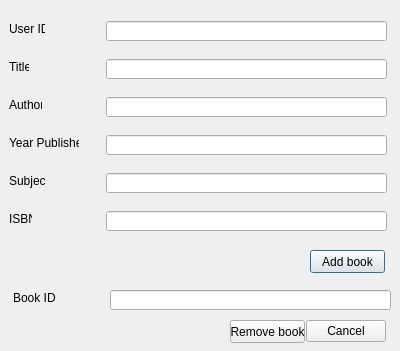
This is libraryProject/addremovewindow.ui in thomas-marcoux/LibraryProblem as Qt 5 draws it before an edit. The edited form follows.
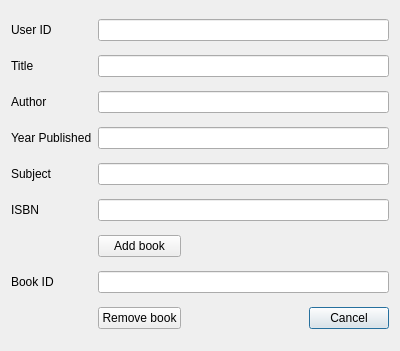
This is the edited form.

Commit message: Extra logic checks and UI fixes

Patch:
```diff
--- a/libraryProject/addremovewindow.ui
+++ b/libraryProject/addremovewindow.ui
@@ -13,206 +13,99 @@
   <property name="windowTitle">
    <string>Dialog</string>
   </property>
-  <widget class="QLabel" name="label">
-   <property name="geometry">
-    <rect>
-     <x>9</x>
-     <y>21</y>
-     <width>36</width>
-     <height>16</height>
-    </rect>
-   </property>
-   <property name="text">
-    <string>User ID</string>
-   </property>
-  </widget>
-  <widget class="QLineEdit" name="userIdEdit">
-   <property name="geometry">
-    <rect>
-     <x>106</x>
-     <y>21</y>
-     <width>281</width>
-     <height>20</height>
-    </rect>
-   </property>
-  </widget>
-  <widget class="QPushButton" name="addButton">
-   <property name="geometry">
-    <rect>
-     <x>310</x>
-     <y>250</y>
-     <width>75</width>
-     <height>23</height>
-    </rect>
-   </property>
-   <property name="text">
-    <string>Add book</string>
-   </property>
-  </widget>
-  <widget class="QPushButton" name="removeButton">
-   <property name="geometry">
-    <rect>
-     <x>230</x>
-     <y>320</y>
-     <width>75</width>
-     <height>23</height>
-    </rect>
-   </property>
-   <property name="text">
-    <string>Remove book</string>
-   </property>
-  </widget>
+  <layout class="QGridLayout" name="gridLayout">
+   <item row="4" column="1" colspan="2">
+    <widget class="QLineEdit" name="subjectEdit"/>
+   </item>
+   <item row="1" column="0">
   <widget class="QLabel" name="label_2">
-   <property name="geometry">
-    <rect>
-     <x>9</x>
-     <y>59</y>
-     <width>20</width>
-     <height>16</height>
-    </rect>
-   </property>
    <property name="text">
     <string>Title</string>
    </property>
   </widget>
-  <widget class="QLabel" name="label_3">
-   <property name="geometry">
-    <rect>
-     <x>9</x>
-     <y>97</y>
-     <width>33</width>
-     <height>16</height>
-    </rect>
-   </property>
+   </item>
+   <item row="0" column="0">
+    <widget class="QLabel" name="label">
    <property name="text">
-    <string>Author</string>
-   </property>
-  </widget>
+      <string>User ID</string>
+     </property>
+    </widget>
+   </item>
+   <item row="2" column="1" colspan="2">
+    <widget class="QLineEdit" name="authorEdit"/>
+   </item>
+   <item row="3" column="0">
   <widget class="QLabel" name="label_4">
-   <property name="geometry">
-    <rect>
-     <x>9</x>
-     <y>135</y>
-     <width>70</width>
-     <height>16</height>
-    </rect>
-   </property>
    <property name="text">
     <string>Year Published</string>
    </property>
   </widget>
+   </item>
+   <item row="10" column="2">
+    <widget class="QDialogButtonBox" name="buttonBox">
+     <property name="standardButtons">
+      <set>QDialogButtonBox::Cancel</set>
+     </property>
+    </widget>
+   </item>
+   <item row="0" column="1" colspan="2">
+    <widget class="QLineEdit" name="userIdEdit"/>
+   </item>
+   <item row="2" column="0">
+    <widget class="QLabel" name="label_3">
+     <property name="text">
+      <string>Author</string>
+     </property>
+    </widget>
+   </item>
+   <item row="1" column="1" colspan="2">
+    <widget class="QLineEdit" name="titleEdit"/>
+   </item>
+   <item row="4" column="0">
   <widget class="QLabel" name="label_5">
-   <property name="geometry">
-    <rect>
-     <x>9</x>
-     <y>173</y>
-     <width>36</width>
-     <height>16</height>
-    </rect>
-   </property>
    <property name="text">
     <string>Subject</string>
    </property>
   </widget>
+   </item>
+   <item row="5" column="0">
   <widget class="QLabel" name="label_6">
-   <property name="geometry">
-    <rect>
-     <x>9</x>
-     <y>211</y>
-     <width>23</width>
-     <height>16</height>
-    </rect>
-   </property>
    <property name="text">
     <string>ISBN</string>
    </property>
   </widget>
-  <widget class="QLineEdit" name="authorEdit">
-   <property name="geometry">
-    <rect>
-     <x>106</x>
-     <y>97</y>
-     <width>281</width>
-     <height>20</height>
-    </rect>
-   </property>
-  </widget>
-  <widget class="QLineEdit" name="yearEdit">
-   <property name="geometry">
-    <rect>
-     <x>106</x>
-     <y>135</y>
-     <width>281</width>
-     <height>20</height>
-    </rect>
-   </property>
-  </widget>
-  <widget class="QLineEdit" name="subjectEdit">
-   <property name="geometry">
-    <rect>
-     <x>106</x>
-     <y>173</y>
-     <width>281</width>
-     <height>20</height>
-    </rect>
-   </property>
-  </widget>
-  <widget class="QLineEdit" name="isbnEdit">
-   <property name="geometry">
-    <rect>
-     <x>106</x>
-     <y>211</y>
-     <width>281</width>
-     <height>20</height>
-    </rect>
-   </property>
-  </widget>
-  <widget class="QLineEdit" name="titleEdit">
-   <property name="geometry">
-    <rect>
-     <x>106</x>
-     <y>59</y>
-     <width>281</width>
-     <height>20</height>
-    </rect>
-   </property>
-  </widget>
+   </item>
+   <item row="5" column="1" colspan="2">
+    <widget class="QLineEdit" name="isbnEdit"/>
+   </item>
+   <item row="3" column="1" colspan="2">
+    <widget class="QLineEdit" name="yearEdit"/>
+   </item>
+   <item row="7" column="1" colspan="2">
+    <widget class="QLineEdit" name="bookIdEdit"/>
+   </item>
+   <item row="7" column="0">
   <widget class="QLabel" name="label_7">
-   <property name="geometry">
-    <rect>
-     <x>13</x>
-     <y>290</y>
-     <width>51</width>
-     <height>16</height>
-    </rect>
-   </property>
    <property name="text">
     <string>Book ID</string>
    </property>
   </widget>
-  <widget class="QLineEdit" name="bookIdEdit">
-   <property name="geometry">
-    <rect>
-     <x>110</x>
-     <y>290</y>
-     <width>281</width>
-     <height>20</height>
-    </rect>
-   </property>
-  </widget>
-  <widget class="QDialogButtonBox" name="buttonBox">
-   <property name="geometry">
-    <rect>
-     <x>305</x>
-     <y>320</y>
-     <width>81</width>
-     <height>23</height>
-    </rect>
-   </property>
-   <property name="standardButtons">
-    <set>QDialogButtonBox::Cancel</set>
-   </property>
-  </widget>
+   </item>
+   <item row="10" column="1">
+    <widget class="QPushButton" name="removeButton">
+     <property name="text">
+      <string>Remove book</string>
+     </property>
+    </widget>
+   </item>
+   <item row="6" column="1">
+    <widget class="QPushButton" name="addButton">
+     <property name="text">
+      <string>Add book</string>
+     </property>
+    </widget>
+   </item>
+  </layout>
  </widget>
  <resources/>
  <connections/>
```
Left out of the diff: 11 changed lines with no effect on the pictures. Lines whose indentation alone changed are shown as unchanged. The commit also changes 6 other files.
